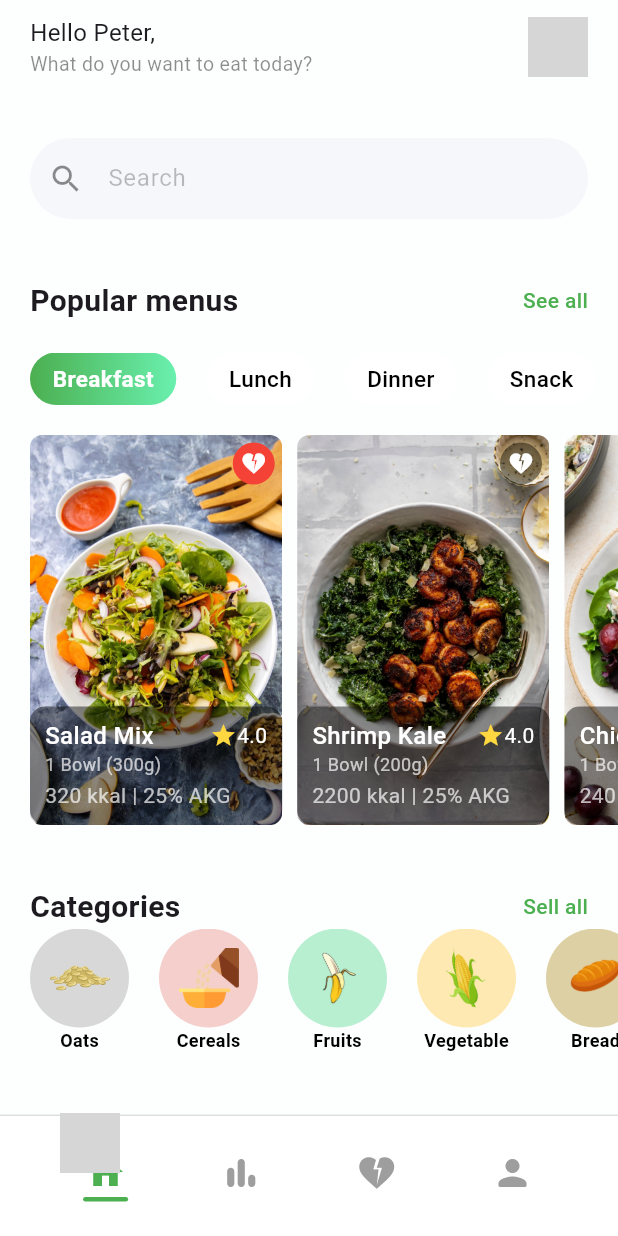
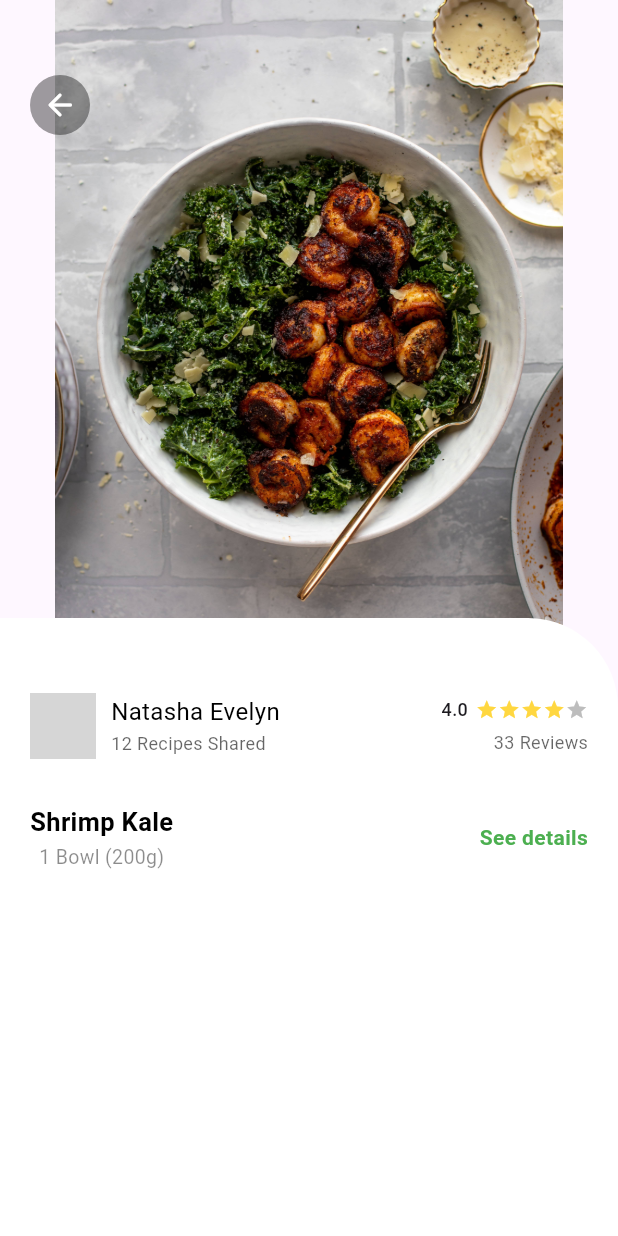
Before and after one commit to HosenShahadath/Flutter-UI-Design, a Flutter app: the HomeScreenRecipe screen opened directly, after a tap on "Shrimp Kale", on a phone screen of 412 x 824 dp. Run offline on Flutter 3.47's test engine with Material 3 defaults, Android fonts, the phone set to English and light mode, and no system bars; drawn by our look-alikes of flutter_rating_bar; our stand-ins replace iconsax; network calls fail; grey boxes are pictures that could not be loaded.

Commit message:
recipe app

```diff
--- a/lib/Food Recipe App/Views/home_screen_recipe.dart
+++ b/lib/Food Recipe App/Views/home_screen_recipe.dart
@@ -1,5 +1,6 @@
 import 'package:flutter/material.dart';
 import 'package:flutter_ui_design/Food%20Recipe%20App/Colors/color.dart';
+import 'package:flutter_ui_design/Food%20Recipe%20App/Views/items_details_screen.dart';
 import 'package:flutter_ui_design/Food%20Recipe%20App/models/categories_recipe.dart';
 import 'package:flutter_ui_design/Food%20Recipe%20App/models/recipe_model.dart';
 import 'package:iconsax/iconsax.dart';
@@ -66,7 +67,16 @@ class _HomeScreenRecipeState extends State<HomeScreenRecipe> {
                             ? const EdgeInsets.only(left: 20, right: 10)
                             : const EdgeInsets.only(right: 10),
                     child: GestureDetector(
-                      onTap: () {},
+                      onTap: () {
+                        Navigator.push(
+                          context,
+                          MaterialPageRoute(
+                            builder:
+                                (context) =>
+                                    ItemsDetailsScreen(recipeItems: recipe),
+                          ),
+                        );
+                      },
                       child: Container(
                         height: 260,
                         width: MediaQuery.of(context).size.width / 2.45,
--- /dev/null
+++ b/lib/Food Recipe App/Views/items_details_screen.dart
@@ -0,0 +1,178 @@
+import 'package:flutter/material.dart';
+import 'package:flutter_rating_bar/flutter_rating_bar.dart';
+
+import '../models/recipe_model.dart';
+
+class ItemsDetailsScreen extends StatefulWidget {
+  final RecipeItems recipeItems;
+  const ItemsDetailsScreen({super.key, required this.recipeItems});
+
+  @override
+  State<ItemsDetailsScreen> createState() => _ItemsDetailsScreenState();
+}
+
+class _ItemsDetailsScreenState extends State<ItemsDetailsScreen> {
+  @override
+  Widget build(BuildContext context) {
+    Size size = MediaQuery.of(context).size;
+    return Scaffold(
+      body: SizedBox(
+        height: size.height,
+        child: Stack(
+          children: [
+            Container(
+              height: size.height * 0.55,
+              decoration: BoxDecoration(
+                image: DecorationImage(
+                  image: AssetImage(widget.recipeItems.image),
+                ),
+              ),
+            ),
+            Positioned(
+              top: 50,
+              left: 20,
+              child: CircleAvatar(
+                backgroundColor: Colors.black38,
+                child: InkWell(
+                  onTap: () => Navigator.pop(context),
+                  child: const Icon(
+                    Icons.arrow_back_rounded,
+                    color: Colors.white,
+                  ),
+                ),
+              ),
+            ),
+            Positioned(
+              bottom: 0,
+              child: Container(
+                height: size.height * 0.5,
+                width: size.width,
+                decoration: const BoxDecoration(
+                  borderRadius: BorderRadius.only(
+                    topRight: Radius.circular(60),
+                  ),
+                  color: Colors.white,
+                ),
+                child: Padding(
+                  padding: EdgeInsets.symmetric(horizontal: 20),
+                  child: Column(
+                    children: [
+                      const SizedBox(height: 50),
+                      Row(
+                        children: [
+                          CircleAvatar(
+                            radius: 22,
+                            backgroundImage: NetworkImage(
+                              widget.recipeItems.woner,
+                            ),
+                          ),
+                          const SizedBox(width: 10),
+                          Expanded(
+                            child: Column(
+                              crossAxisAlignment: CrossAxisAlignment.start,
+                              children: [
+                                Text(
+                                  widget.recipeItems.wonerName,
+                                  maxLines: 1,
+                                  style: const TextStyle(
+                                    height: 0,
+                                    fontSize: 16,
+                                    color: Colors.black,
+                                  ),
+                                ),
+                                const SizedBox(height: 5),
+                                Text(
+                                  "12 Recipes Shared",
+                                  style: TextStyle(
+                                    height: 0,
+                                    fontSize: 12,
+                                    color: Colors.black.withOpacity(0.6),
+                                  ),
+                                ),
+                              ],
+                            ),
+                          ),
+                          Column(
+                            crossAxisAlignment: CrossAxisAlignment.end,
+                            children: [
+                              Row(
+                                children: [
+                                  Text(
+                                    "${widget.recipeItems.rate}",
+                                    style: const TextStyle(
+                                      fontSize: 12,
+                                      fontWeight: FontWeight.w500,
+                                    ),
+                                  ),
+                                  const SizedBox(width: 5),
+                                  RatingBar.builder(
+                                    itemSize: 15,
+                                    initialRating: widget.recipeItems.rate,
+                                    unratedColor: Colors.grey.shade400,
+                                    itemBuilder: (context, index) {
+                                      return const Icon(
+                                        Icons.star,
+                                        color: Colors.amberAccent,
+                                      );
+                                    },
+                                    onRatingUpdate: (value) {},
+                                  ),
+                                ],
+                              ),
+                              const SizedBox(height: 5),
+                              Text(
+                                "${widget.recipeItems.reviews} Reviews",
+                                style: TextStyle(
+                                  fontSize: 12,
+                                  color: Colors.black.withOpacity(0.6),
+                                ),
+                              ),
+                            ],
+                          ),
+                        ],
+                      ),
+                      const SizedBox(height: 30,),
+                      Row(
+                        children: [
+                          Column(
+                            children: [
+                              Text(
+                                widget.recipeItems.name,
+                                style: TextStyle(
+                                  fontSize: 17,
+                                  fontWeight: FontWeight.w600,
+                                  color: Colors.black
+                                ),
+                              ),
+                              const SizedBox(height: 2,),
+                              Text(
+                                "1 Bowl (${widget.recipeItems.weight}g)",
+                                style: const TextStyle(
+                                  fontSize: 13,
+                                  color: Colors.black45,
+                                ),
+                              )
+                            ],
+                          ),
+                          const Spacer(),
+                          const Text(
+                            "See details",
+                            style: TextStyle(
+                              color: Colors.green,
+                              fontWeight: FontWeight.bold,
+                            ),
+                          ),
+                        ],
+                      ),
+
+                    ],
+                  ),
+                ),
+              ),
+            ),
+          ],
+        ),
+      ),
+    );
+  }
+}
--- a/pubspec.yaml
+++ b/pubspec.yaml
@@ -35,6 +35,7 @@ dependencies:
   # Use with the CupertinoIcons class for iOS style icons.
   cupertino_icons: ^1.0.8
   iconsax: ^0.0.8
+  flutter_rating_bar: ^4.0.1
 
 dev_dependencies:
   flutter_test:
```
Also changed, not shown: pubspec.lock.
